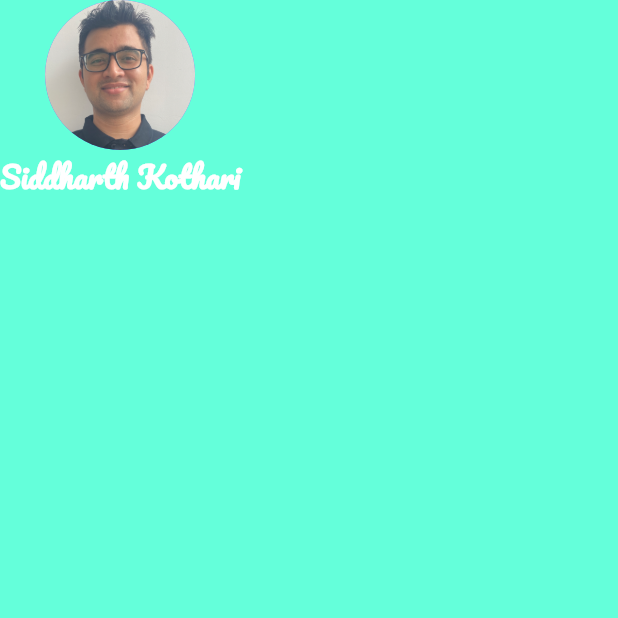
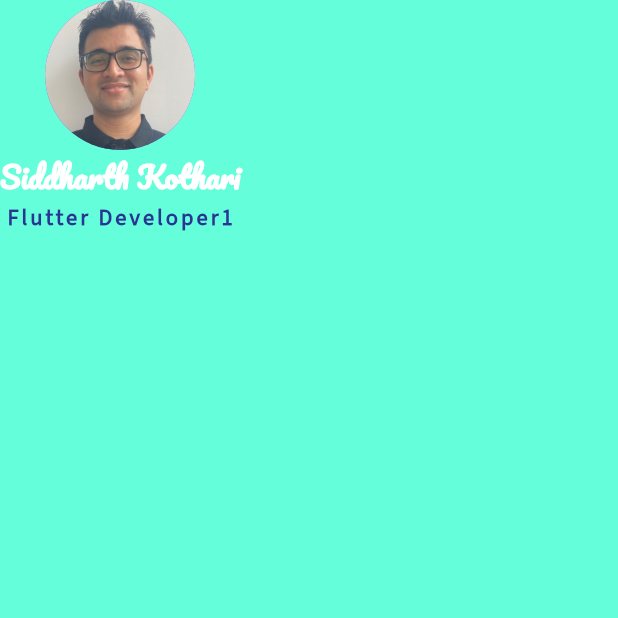
Before and after one commit to siddharth-kothari-spk/Flutter, a Flutter app: the screen it shows after launch, on a phone screen of 412 x 824 dp, the top half of it. Run offline on Flutter 3.47's test engine with Material 2 defaults, Android fonts, the phone set to English and light mode, and no system bars.

Commit message:
added Source Sans 3 font and usage

```diff
--- a/mi_card_flutter-master/lib/main.dart
+++ b/mi_card_flutter-master/lib/main.dart
@@ -27,6 +27,15 @@ class MyApp extends StatelessWidget {
                   fontWeight: FontWeight.bold,
                   color: Colors.white,
                   fontFamily: 'Pacifico'),
+            ),
+            Text(
+              'Flutter Developer1',
+              style: TextStyle(
+                  fontSize: 15.0,
+                  fontWeight: FontWeight.bold,
+                  color: Colors.indigo.shade800,
+                  fontFamily: 'Source Sans 3',
+                  letterSpacing: 2),
             )
           ],
         )),
--- a/mi_card_flutter-master/pubspec.yaml
+++ b/mi_card_flutter-master/pubspec.yaml
@@ -28,3 +28,7 @@ flutter:
      - family: Pacifico
        fonts:
          - asset: fonts/Pacifico-Regular.ttf
+
+     - family: Source Sans 3
+       fonts:
+        - asset: fonts/SourceSans3-Regular.ttf
```
Also changed, not shown: mi_card_flutter-master/fonts/SourceSans3-Regular.ttf (added).
